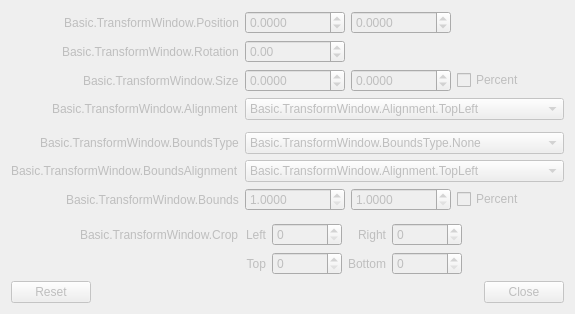
WizardCM/obs-studio, file UI/forms/OBSBasicTransform.ui: the form before one commit.
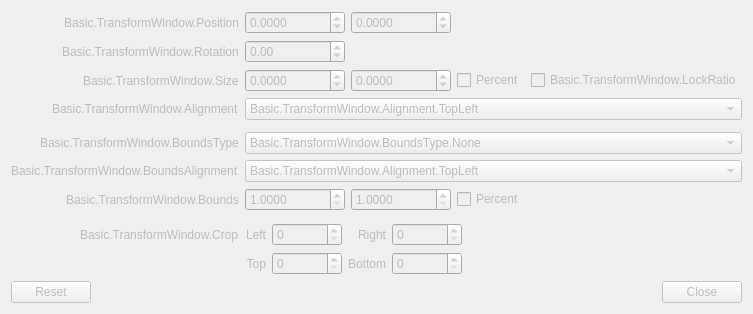
The form after the commit.

Commit message:
[WIP] UI: Aspect ratio lock for Size
TO DO:
- Doesn't work in % mode
- In pixel mode, larger works, smaller doesn't

```diff
--- a/UI/forms/OBSBasicTransform.ui
+++ b/UI/forms/OBSBasicTransform.ui
@@ -223,6 +223,16 @@
           </property>
          </widget>
         </item>
+        <item>
+         <widget class="QCheckBox" name="lockRatio">
+          <property name="text">
+           <string>Basic.TransformWindow.LockRatio</string>
+          </property>
+          <property name="checked">
+           <bool>false</bool>
+          </property>
+         </widget>
+        </item>
        </layout>
       </widget>
      </item>
```
The commit also changes 3 other files.
